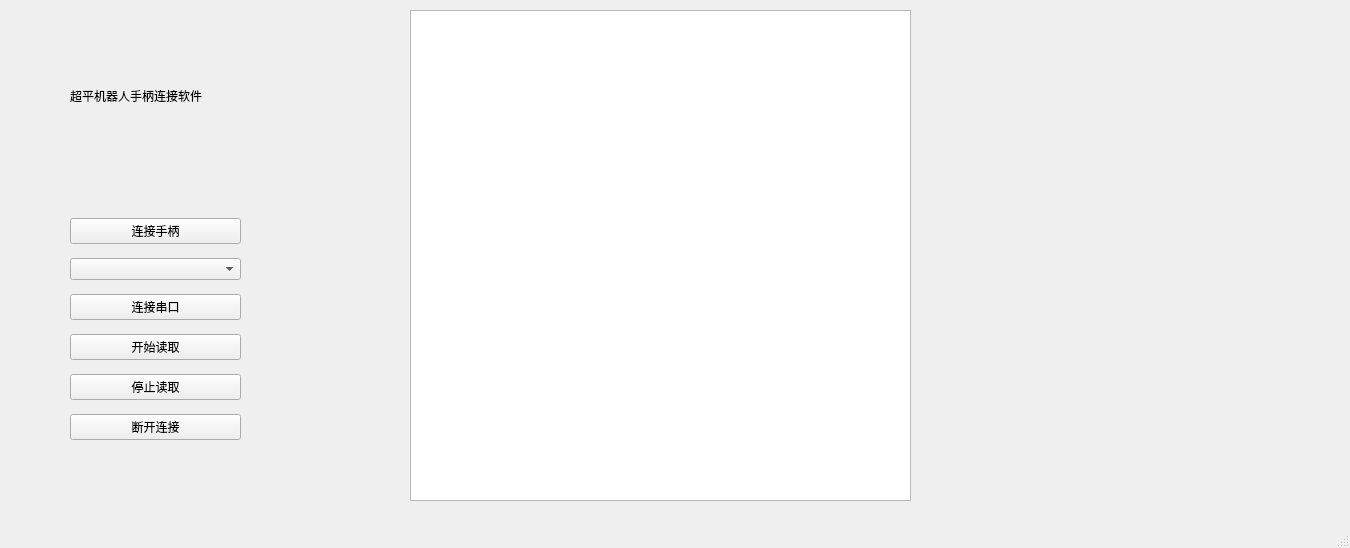
Qt form gamepad.ui (C-Qiyao/joystick_test_python) before a commit.
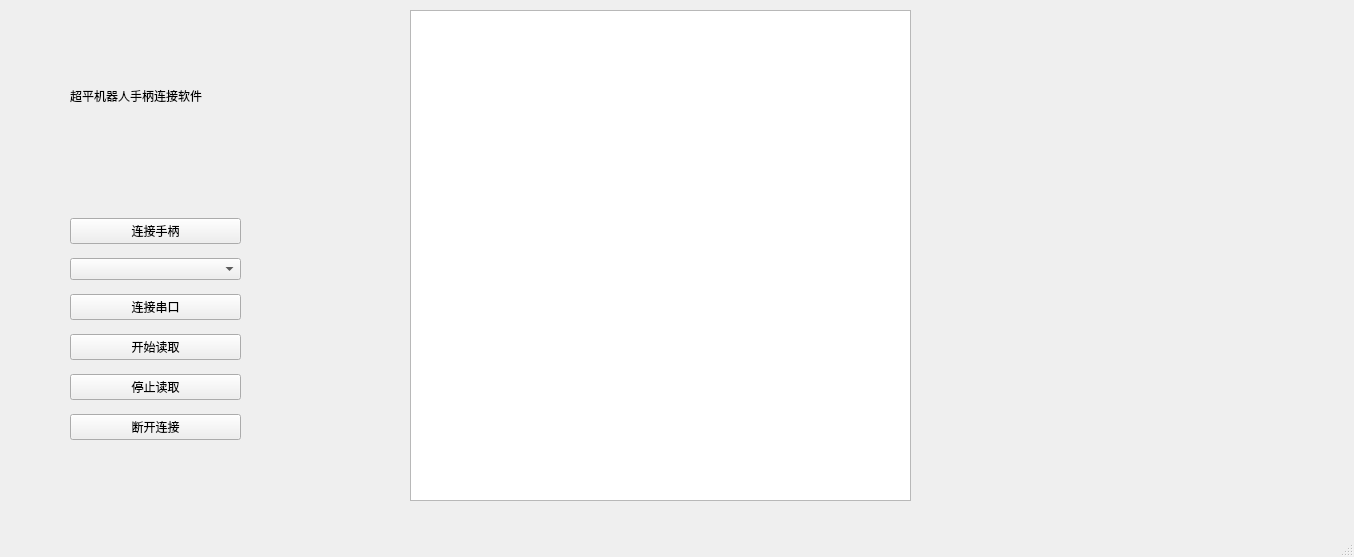
The same form after that commit.

Commit message: V3.0 with curplot

```diff
--- a/gamepad.ui
+++ b/gamepad.ui
@@ -6,8 +6,8 @@
    <rect>
     <x>0</x>
     <y>0</y>
-    <width>1350</width>
-    <height>548</height>
+    <width>1354</width>
+    <height>557</height>
    </rect>
   </property>
   <property name="windowTitle">
@@ -93,10 +93,10 @@
    <widget class="QWidget" name="gridLayoutWidget">
     <property name="geometry">
      <rect>
-      <x>950</x>
+      <x>940</x>
       <y>10</y>
-      <width>331</width>
-      <height>191</height>
+      <width>411</width>
+      <height>491</height>
      </rect>
     </property>
     <layout class="QGridLayout" name="gridLayout"/>
```
Left out of the diff: 5 changed lines with no effect on the pictures. The commit also changes 2 other files.
